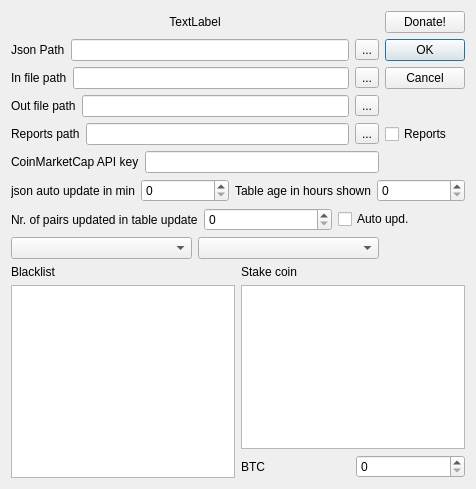
Old version of the form settingsdialog.ui in the repository QTinman/CoinBrowser.
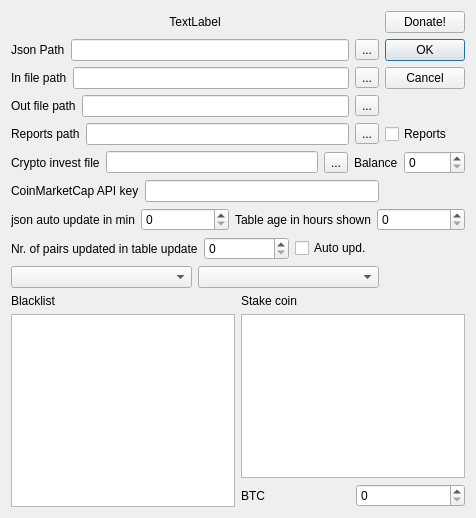
New version of the form. Icons and pictures are not drawn.

Commit message: All buttons changed, added crypto invest simulator.

What changed in the file:
```diff
--- a/settingsdialog.ui
+++ b/settingsdialog.ui
@@ -7,7 +7,7 @@
     <x>0</x>
     <y>0</y>
     <width>476</width>
-    <height>489</height>
+    <height>518</height>
    </rect>
   </property>
   <property name="windowTitle">
@@ -136,7 +136,42 @@
      </property>
     </widget>
    </item>
-   <item row="5" column="0">
+   <item row="5" column="0" colspan="2">
+    <layout class="QHBoxLayout" name="horizontalLayout_11">
+     <item>
+      <widget class="QLabel" name="label_10">
+       <property name="text">
+        <string>Crypto invest file</string>
+       </property>
+      </widget>
+     </item>
+     <item>
+      <widget class="QLineEdit" name="cryptoInvestFile"/>
+     </item>
+     <item>
+      <widget class="QToolButton" name="cryptoInvestPath">
+       <property name="text">
+        <string>...</string>
+       </property>
+      </widget>
+     </item>
+     <item>
+      <widget class="QLabel" name="label_11">
+       <property name="text">
+        <string>Balance</string>
+       </property>
+      </widget>
+     </item>
+     <item>
+      <widget class="QSpinBox" name="balance">
+       <property name="maximum">
+        <number>99999</number>
+       </property>
+      </widget>
+     </item>
+    </layout>
+   </item>
+   <item row="6" column="0">
     <layout class="QHBoxLayout" name="horizontalLayout_8">
      <item>
       <widget class="QLabel" name="label_7">
@@ -150,7 +185,7 @@
      </item>
     </layout>
    </item>
-   <item row="6" column="0" colspan="2">
+   <item row="7" column="0" colspan="2">
     <layout class="QHBoxLayout" name="horizontalLayout_9">
      <item>
       <widget class="QLabel" name="label_8">
@@ -182,7 +217,7 @@
      </item>
     </layout>
    </item>
-   <item row="7" column="0" colspan="2">
+   <item row="8" column="0">
     <layout class="QHBoxLayout" name="horizontalLayout_10">
      <item>
       <widget class="QLabel" name="label_9">
@@ -207,7 +242,7 @@
      </item>
     </layout>
    </item>
-   <item row="8" column="0">
+   <item row="9" column="0">
     <layout class="QHBoxLayout" name="horizontalLayout_6">
      <item>
       <widget class="QComboBox" name="exchanges"/>
@@ -217,7 +252,7 @@
      </item>
     </layout>
    </item>
-   <item row="9" column="0" colspan="2">
+   <item row="10" column="0" colspan="2">
     <layout class="QHBoxLayout" name="horizontalLayout_7">
      <item>
       <layout class="QVBoxLayout" name="verticalLayout_2">
```
Left out of the diff: 2 changed lines with no effect on the pictures. The commit also changes 21 other files.
